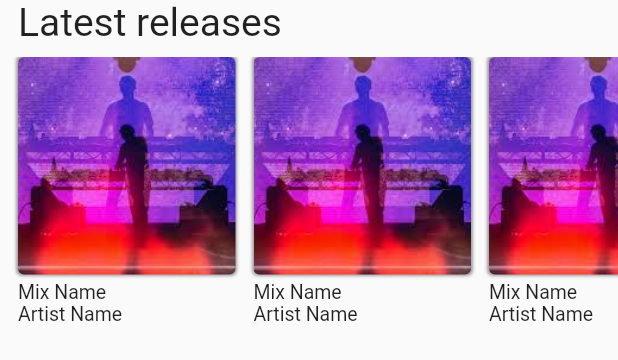
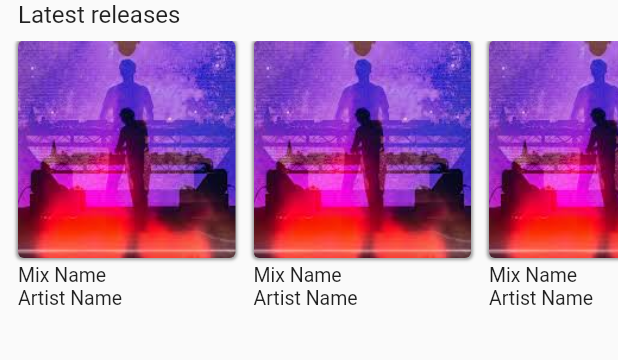
Before and after one commit to JamieThomson97/FlutterUITest, a Flutter app: the Carousel widget shown alone on an empty page, opened directly, on a phone screen of 412 x 824 dp. Shown: the top 360 px of the screen. Run offline on Flutter 3.47's test engine with Material 2 defaults, Android fonts, the phone set to English and light mode, and no system bars; Roboto replaces fonts that are missing (Hind).

Commit message:
Upgrade dart and start now playing
not a great combo of commits

```diff
--- a/UITest/lib/main.dart
+++ b/UITest/lib/main.dart
@@ -1,5 +1,6 @@
 import 'package:vibration/screens/artist_page.dart';
 import 'package:vibration/screens/home_page.dart';
+import 'package:vibration/screens/now_playing_page.dart';
 import 'package:vibration/screens/search_page.dart';
 import 'package:vibration/theme.dart';
 import 'package:flutter/material.dart';
@@ -13,7 +14,7 @@ class MyApp extends StatelessWidget {
   @override
   Widget build(BuildContext context) {
     return MaterialApp(
-      home: HomePage(),
+      home: NowPlayingScreen(),
       theme: theme,
     );
   }
--- a/UITest/lib/screens/search_page.dart
+++ b/UITest/lib/screens/search_page.dart
@@ -5,7 +5,7 @@ import 'package:flutter/cupertino.dart';
 import 'package:flutter/material.dart';
 
 class SearchPage extends StatelessWidget {
-  const SearchPage({Key key}) : super(key: key);
+  const SearchPage({Key? key}) : super(key: key);
 
   @override
   Widget build(BuildContext context) {
--- a/UITest/lib/theme.dart
+++ b/UITest/lib/theme.dart
@@ -14,8 +14,8 @@ ThemeData theme = ThemeData(
     headline1: TextStyle(fontSize: 72.0, fontWeight: FontWeight.bold),
     headline2: TextStyle(fontSize: 72.0, fontWeight: FontWeight.bold),
     headline3: TextStyle(fontSize: 72.0, fontWeight: FontWeight.bold),
-    headline4: TextStyle(fontSize: 72.0, fontWeight: FontWeight.bold),
-    headline5: TextStyle(fontSize: 26.0, fontWeight: FontWeight.w400),
+    headline4: TextStyle(fontSize: 26.0, fontWeight: FontWeight.bold),
+    headline5: TextStyle(fontSize: 16.0, fontWeight: FontWeight.w400),
     headline6: TextStyle(fontSize: 36.0, fontStyle: FontStyle.italic),
     bodyText2: TextStyle(fontSize: 13.0, fontFamily: 'Hind'),
   ),
--- a/UITest/lib/widgets/carousel.dart
+++ b/UITest/lib/widgets/carousel.dart
@@ -7,16 +7,16 @@ import 'mix_tile_circle.dart';
 
 class Carousel extends StatelessWidget {
   const Carousel({
-    @required this.title,
+    required this.title,
     this.isCircle,
   });
 
-  final bool isCircle;
+  final bool? isCircle;
   final String title;
 
   @override
   Widget build(BuildContext context) {
-    bool actualIsCircle = isCircle != null && isCircle;
+    bool actualIsCircle = isCircle != null && isCircle!;
     return Column(
       crossAxisAlignment: CrossAxisAlignment.start,
       children: [
--- a/UITest/lib/widgets/discover_carousel.dart
+++ b/UITest/lib/widgets/discover_carousel.dart
@@ -4,7 +4,7 @@ import 'package:flutter/material.dart';
 import 'discover_item.dart';
 
 class DiscoverCarousel extends StatelessWidget {
-  const DiscoverCarousel({Key key}) : super(key: key);
+  const DiscoverCarousel({Key? key}) : super(key: key);
 
   @override
   Widget build(BuildContext context) {
--- a/UITest/lib/widgets/discover_item.dart
+++ b/UITest/lib/widgets/discover_item.dart
@@ -4,7 +4,7 @@ import 'package:flutter/cupertino.dart';
 import 'package:flutter/material.dart';
 
 class DiscoverItem extends StatelessWidget {
-  DiscoverItem({Key key, @required this.index}) : super(key: key);
+  DiscoverItem({Key? key, required this.index}) : super(key: key);
 
   final int index;
 
--- a/UITest/lib/widgets/title_bar.dart
+++ b/UITest/lib/widgets/title_bar.dart
@@ -3,7 +3,7 @@ import 'package:flutter/material.dart';
 
 class TitleBar extends StatelessWidget {
   const TitleBar({
-    Key key,
+    Key? key,
   }) : super(key: key);
 
   @override
--- a/UITest/pubspec.yaml
+++ b/UITest/pubspec.yaml
@@ -18,7 +18,7 @@ publish_to: "none" # Remove this line if you wish to publish to pub.dev
 version: 1.0.0+1
 
 environment:
-  sdk: ">=2.7.0 <3.0.0"
+  sdk: '>=2.12.0 <3.0.0'
 
 dependencies:
   intl: ^0.17.0
@@ -27,7 +27,7 @@ dependencies:
 
   # The following adds the Cupertino Icons font to your application.
   # Use with the CupertinoIcons class for iOS style icons.
-  cupertino_icons: ^1.0.0
+  cupertino_icons: ^1.0.3
 
 dev_dependencies:
   flutter_test:
```
Also changed, not shown: UITest/lib/screens/now_playing_page.dart (+62 -1 lines).
